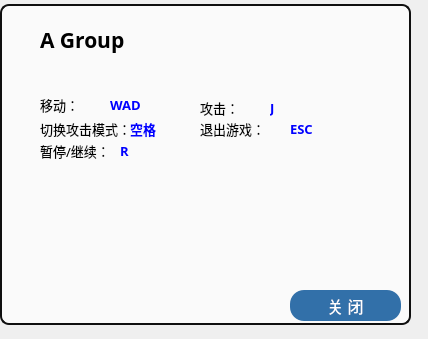
Above: info.ui from zhangpj15/TheDiaryOfSurvival before the change. Below: the same form after it.
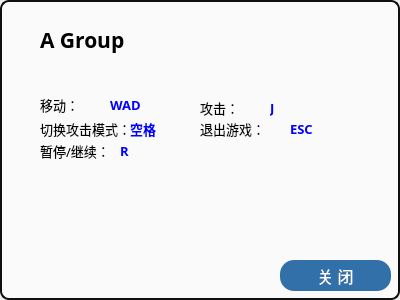
That is the form after the change. Icons and pictures are not drawn.

Diff of the .ui file:
```diff
--- a/info.ui
+++ b/info.ui
@@ -6,8 +6,8 @@
    <rect>
     <x>0</x>
     <y>0</y>
-    <width>428</width>
-    <height>339</height>
+    <width>400</width>
+    <height>300</height>
    </rect>
   </property>
   <property name="windowTitle">
@@ -382,9 +382,9 @@
    <property name="geometry">
     <rect>
      <x>0</x>
-     <y>4</y>
-     <width>411</width>
-     <height>321</height>
+     <y>0</y>
+     <width>400</width>
+     <height>300</height>
     </rect>
    </property>
    <property name="styleSheet">
@@ -424,8 +424,8 @@
   <widget class="QPushButton" name="infoClose">
    <property name="geometry">
     <rect>
-     <x>290</x>
-     <y>290</y>
+     <x>280</x>
+     <y>260</y>
      <width>111</width>
      <height>31</height>
     </rect>
```
